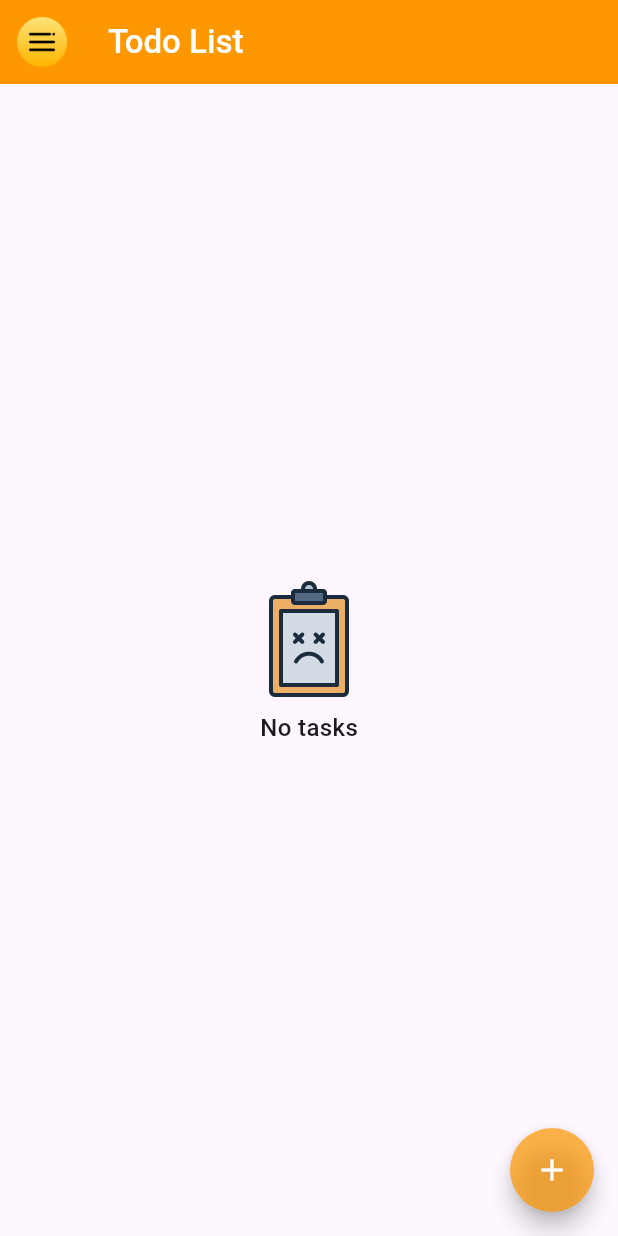
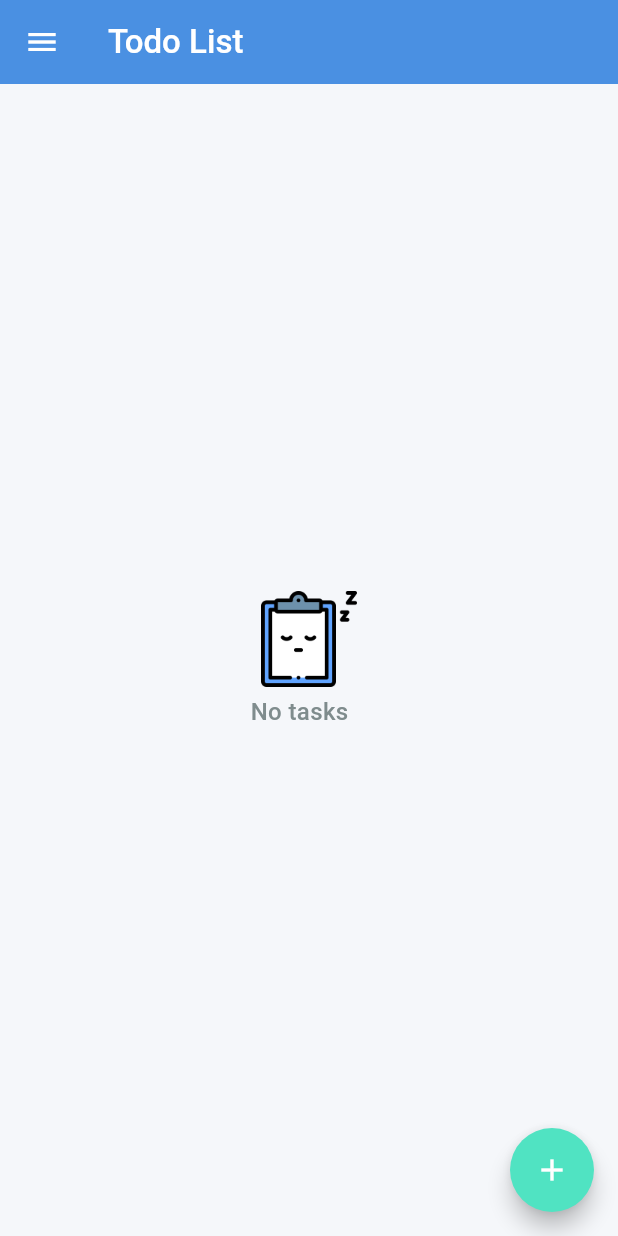
Before and after one commit to Sakib360a/todo_app, a Flutter app: the screen it shows after launch, on a phone screen of 412 x 824 dp. Run offline on Flutter 3.47's test engine with Material 3 defaults, Android fonts, the phone set to English and light mode, and no system bars.

Commit message:
Ui color Set Changed to blue

```diff
--- a/lib/main.dart
+++ b/lib/main.dart
@@ -1,5 +1,6 @@
 import 'package:flutter/material.dart';
 import 'package:todo_app/screens/home_screen.dart';
+import 'package:todo_app/zen_focus_theme.dart';
 
 void main(){
   runApp(TodoApp());
@@ -12,6 +13,7 @@ class TodoApp extends StatelessWidget {
   Widget build(BuildContext context) {
     return MaterialApp(
       debugShowCheckedModeBanner: false,
+      theme: ZenFocusTheme.themeData,
       home: HomeScreen(),
     );
   }
--- a/lib/screens/add_new_todo_screen.dart
+++ b/lib/screens/add_new_todo_screen.dart
@@ -16,7 +16,6 @@ class _AddNewTodoScreenState extends State<AddNewTodoScreen> {
   Widget build(BuildContext context) {
     return Scaffold(
       appBar: AppBar(
-        backgroundColor: Colors.orange,
         elevation: 10,
         title: Text(
           'Add new task',
@@ -39,7 +38,7 @@ class _AddNewTodoScreenState extends State<AddNewTodoScreen> {
               decoration: InputDecoration(
                 label: Text('Task Title'),
                 floatingLabelStyle: TextStyle(
-                  color: Color(0xFFFF9800), // Focused
+                  color: Color(0xFF4a90e2), // Focused
                   fontWeight: FontWeight.w600,
                 ),
                 hintText: 'e.g. Buy groceries',
@@ -55,7 +54,7 @@ class _AddNewTodoScreenState extends State<AddNewTodoScreen> {
                   borderRadius: BorderRadius.circular(16),
                 ),
                 focusedBorder: OutlineInputBorder(
-                  borderSide: BorderSide(color: Color(0xFFFF9800)),
+                  borderSide: BorderSide(color: Color(0xFF4a90e2)),
                   borderRadius: BorderRadius.circular(16),
                 ),
               ),
@@ -66,7 +65,7 @@ class _AddNewTodoScreenState extends State<AddNewTodoScreen> {
               decoration: InputDecoration(
                 label: Text('Description'),
                 floatingLabelStyle: TextStyle(
-                  color: Color(0xFFFF9800), // Focused
+                  color: Color(0xFF4a90e2), // Focused
                   fontWeight: FontWeight.w600,
                 ),
                 hintText: 'Add more details about this task',
@@ -82,7 +81,7 @@ class _AddNewTodoScreenState extends State<AddNewTodoScreen> {
                   borderRadius: BorderRadius.circular(16),
                 ),
                 focusedBorder: OutlineInputBorder(
-                  borderSide: BorderSide(color: Color(0xFFFF9800)),
+                   borderSide: BorderSide(color: Color(0xFF4a90e2)),
                   borderRadius: BorderRadius.circular(16),
                 ),
               ),
@@ -93,8 +92,8 @@ class _AddNewTodoScreenState extends State<AddNewTodoScreen> {
               height: 50,
               child: ElevatedButton(
                 style: ElevatedButton.styleFrom(
-                  backgroundColor: Colors.orange,
-                  foregroundColor: Colors.white,
+                  // backgroundColor: Colors.orange,
+                  // foregroundColor: Colors.white,
                   shape: RoundedRectangleBorder(
                     borderRadius: BorderRadius.circular(16),
                   ),
@@ -114,7 +113,7 @@ class _AddNewTodoScreenState extends State<AddNewTodoScreen> {
                       ..clearSnackBars()
                       ..showSnackBar(
                         SnackBar(
-                          backgroundColor: Colors.orange,
+                          //backgroundColor: Colors.orange,
                           behavior: SnackBarBehavior.floating,
                           margin: EdgeInsets.symmetric(
                             horizontal: 10,
--- a/lib/screens/home_screen.dart
+++ b/lib/screens/home_screen.dart
@@ -1,6 +1,7 @@
 import 'package:flutter/material.dart';
 import 'dart:ui';
 import 'package:todo_app/screens/add_new_todo_screen.dart';
+import 'package:todo_app/zen_focus_theme.dart';
 
 import '../classes/todo.dart';
 
@@ -18,19 +19,11 @@ class _HomeScreenState extends State<HomeScreen> {
   Widget build(BuildContext context) {
     return Scaffold(
       appBar: AppBar(
-        backgroundColor: Colors.orange,
-        leading: Builder(
-          builder: (context) => IconButton(
-            icon: Image.asset('assets/icons/BurgerMenu.png',scale: 1,), // your custom icon
-            onPressed: () => Scaffold.of(context).openDrawer(),
-            tooltip: MaterialLocalizations.of(context).openAppDrawerTooltip,
-          ),
-        ),
+
 
         title: Text(
           'Todo List',
           style: TextStyle(
-            color: Colors.white,
             fontSize: 22,
             fontWeight: FontWeight.w500,
           ),
@@ -40,11 +33,12 @@ class _HomeScreenState extends State<HomeScreen> {
           ? Center(
               child: Column(
                 mainAxisAlignment: MainAxisAlignment.center,
+                crossAxisAlignment: CrossAxisAlignment.center,
                 children: [
-                  Image.asset('assets/icons/noTasks.png', scale: 6),
+                  Image.asset('assets/icons/no_task.png', scale: 8),
                   SizedBox(height: 5),
                   Text(
-                    'No tasks',
+                    'No tasks   ',
                     style: TextStyle(fontSize: 16, fontWeight: FontWeight.w500),
                   ),
                 ],
@@ -86,7 +80,7 @@ class _HomeScreenState extends State<HomeScreen> {
                         ),
                         trailing: Text(
                           'Pending',
-                          style: TextStyle(color: Colors.orange, fontSize: 14),
+                          style: TextStyle(color: ZenFocusTheme.error, fontSize: 14),
                         ),
                       ),
                     ),
@@ -95,37 +89,17 @@ class _HomeScreenState extends State<HomeScreen> {
               },
             ),
       drawer: Drawer(
-        backgroundColor: Colors.black.withOpacity(.3),
-        child: BackdropFilter(
-          filter: ImageFilter.blur(sigmaX: 5, sigmaY: 5),
+        backgroundColor: ZenFocusTheme.background ,
         child: Column(
           children: [
               Container(
+                clipBehavior: Clip.antiAliasWithSaveLayer,
                 alignment: Alignment.center,
-                 // clipBehavior: Clip.none,
                 height: 200,
                 width: double.infinity,
                 decoration: BoxDecoration(
-                    color: Colors.orange.withOpacity(1),
-                    //color: Colors.white.withOpacity(0.15), // frosted layer
-                    borderRadius: BorderRadius.only(topRight: Radius.circular(20),bottomRight: Radius.circular(20)),
-                    border: Border.all(
-                      color: Colors.white.withOpacity(0.3),
-                      width: 1.5,
-                  ),
-                    boxShadow: [
-                      BoxShadow(
-                        color: Colors.black.withOpacity(0.1),
-                        blurRadius: 20,
-                        offset: Offset(0, 8),
-                      ),
-                      BoxShadow( // inner glow
-                        color: Colors.white.withOpacity(0.2),
-                        blurRadius: 10,
-                        spreadRadius: -5,
-                        offset: Offset(-5, -5),
-                      ),
-                    ],
+                  borderRadius: BorderRadius.only(topRight: Radius.circular(10)),
+                  color: ZenFocusTheme.primary,
                 ),
                 child: Stack(children: [
                   Center(
@@ -137,7 +111,7 @@ class _HomeScreenState extends State<HomeScreen> {
                   Positioned(
                     top: 140,
                     left: 70,right: 55,
-                      child: Text("Abu Bakkar Sakib",style: TextStyle(color: Colors.white,
+                    child: Text("Abu Bakkar Sakib",style: TextStyle(color: ZenFocusTheme.textPrimary,
                       fontSize: 22,fontWeight: FontWeight.w600,wordSpacing: -2,
                     ),),
                   ),
@@ -148,31 +122,30 @@ class _HomeScreenState extends State<HomeScreen> {
               SizedBox(height: 10,),
               Card(
                 clipBehavior: Clip.antiAlias,
-                  color: Colors.white.withOpacity(0.05),
+
                 child: ListTile(
                   onTap: (){},
-                    title: Text('All Tasks',style: TextStyle(color: Colors.white),),
+                  title: Text('All Tasks',),
                  // subtitle: Text('Test'),
                 ),
               ),
               Card(
                 clipBehavior: Clip.antiAlias,
-                  color: Colors.white.withOpacity(0.05),
                 child: ListTile(
                   onTap: (){},
-                    title: Text('Pending Tasks',style: TextStyle(color: Colors.white),),
+                  title: Text('Pending Tasks',),
                  // subtitle: Text('Test'),
                 ),
               ),
           ],
         ),
       ),
-      ),
       floatingActionButton: FloatingActionButton(
-        backgroundColor: Colors.orange.withOpacity(0.7),
+        //backgroundColor: Colors.orange.withOpacity(0.7),
         shape: RoundedRectangleBorder(borderRadius: BorderRadius.circular(100)),
         onPressed: () {
           showModalBottomSheet(
+            backgroundColor: ZenFocusTheme.background,
             context: context,
             builder: (BuildContext context) {
               return SizedBox(
@@ -188,7 +161,8 @@ class _HomeScreenState extends State<HomeScreen> {
                       width: double.infinity,
                       height: 60,
                       decoration: BoxDecoration(
-                        color: Colors.orange,
+                        //color: Colors.orange,
+                        color: ZenFocusTheme.primary,
                         borderRadius: BorderRadius.circular(16),
                       ),
                       child: ListTile(
--- /dev/null
+++ b/lib/zen_focus_theme.dart
@@ -0,0 +1,42 @@
+import 'package:flutter/material.dart';
+
+class ZenFocusTheme {
+  static const Color primary = Color(0xFF4A90E2);       // Calm Blue
+  static const Color secondary = Color(0xFF50E3C2);     // Mint Accent
+  static const Color background = Color(0xFFF5F7FA);    // Soft Gray
+  static const Color surface = Color(0xFFFFFFFF);       // Pure White
+  static const Color textPrimary = Color(0xFF2C3E50);   // Deep Slate
+  static const Color textSecondary = Color(0xFF7F8C8D); // Muted Gray
+  static const Color error = Color(0xFFE74C3C);         // Alert Red
+
+  static ThemeData get themeData {
+    return ThemeData(
+      scaffoldBackgroundColor: background,
+      primaryColor: primary,
+      colorScheme: ColorScheme.light(
+        primary: primary,
+        secondary: secondary,
+        background: background,
+        surface: surface,
+        error: error,
+        onPrimary: Colors.white,
+        onSecondary: Colors.white,
+        onBackground: textPrimary,
+        onSurface: textPrimary,
+        onError: Colors.white,
+      ),
+      textTheme: const TextTheme(
+        titleLarge: TextStyle(color: textPrimary),
+        bodyMedium: TextStyle(color: textSecondary),
+      ),
+      appBarTheme: const AppBarTheme(
+        backgroundColor: primary,
+        foregroundColor: Colors.white,
+      ),
+      floatingActionButtonTheme: const FloatingActionButtonThemeData(
+        backgroundColor: secondary,
+        foregroundColor: Colors.white,
+      ),
+    );
+  }
+}
```
Also changed, not shown: assets/icons/no_task.png (added). Lines whose indentation alone changed are shown as unchanged.
